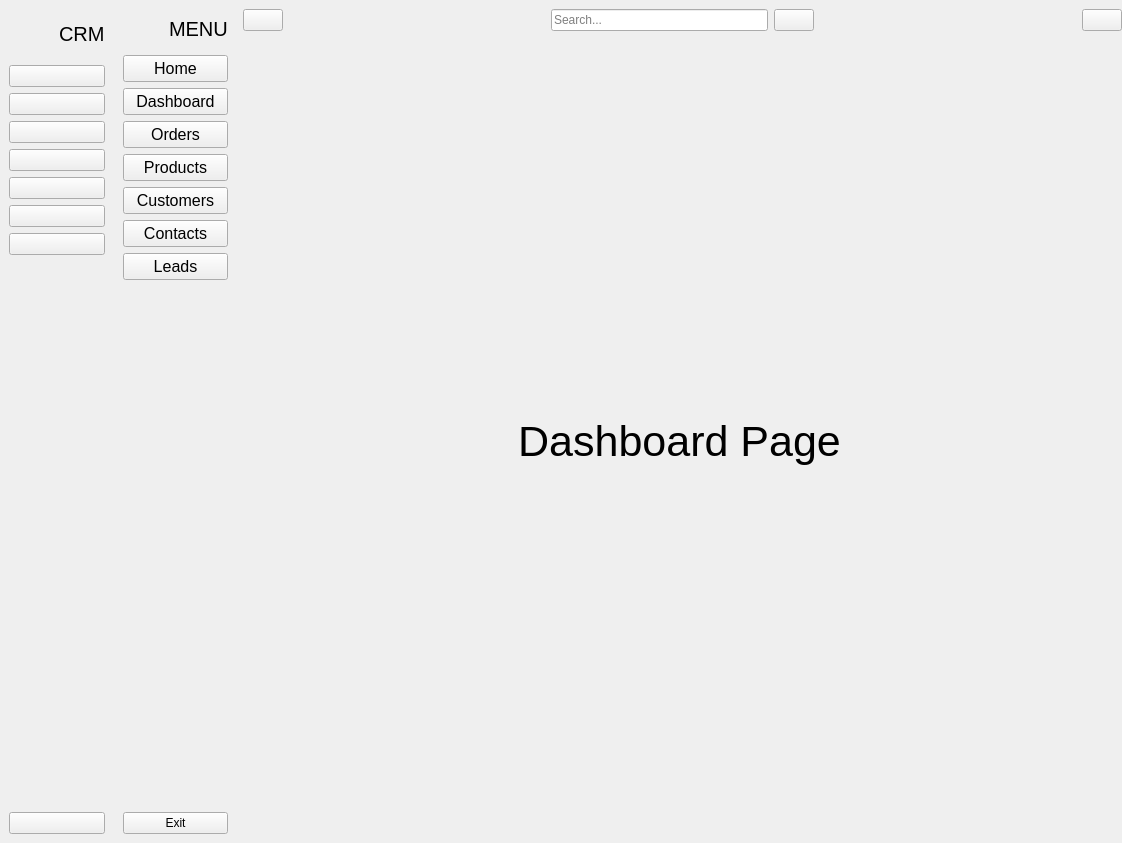
First picture: the form in src/MainWindow.ui, repository BROM100/CRM-APP, before the edit.
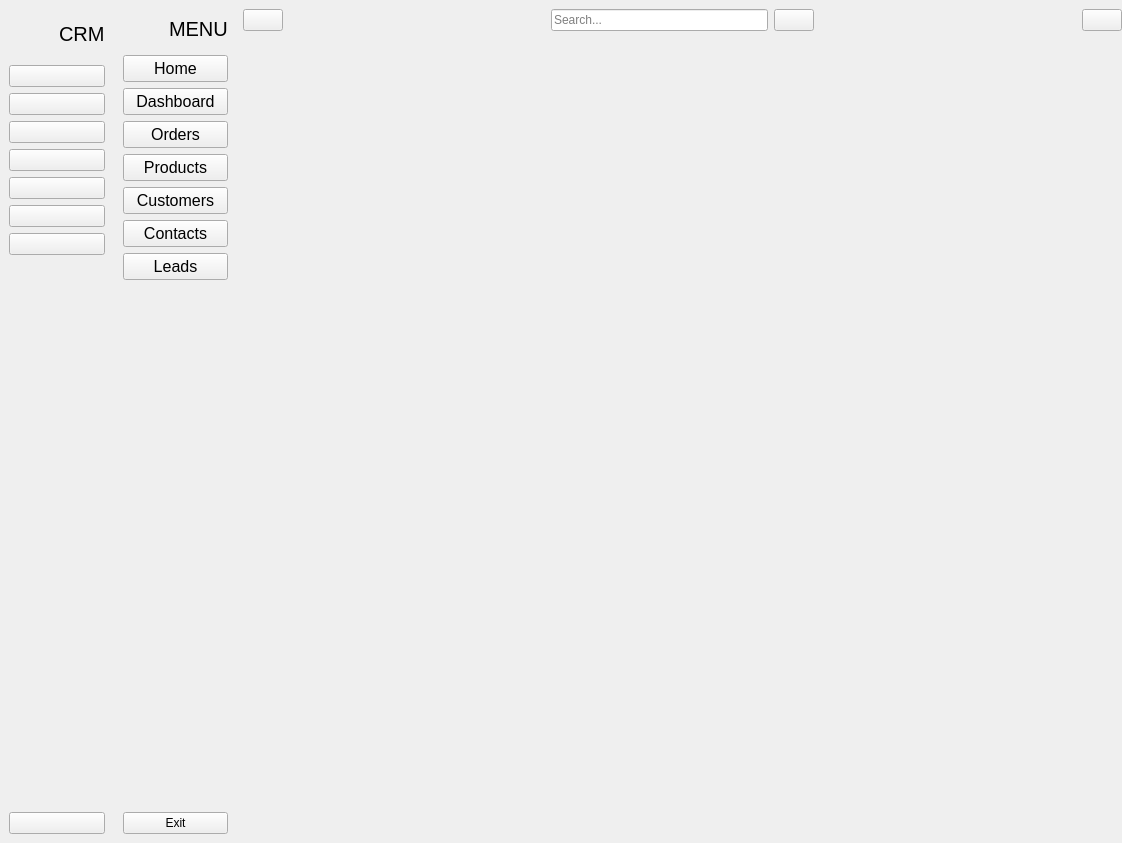
Second picture: the form after the edit. The open tabs and pages were chosen to show the change. Icons and pictures are not drawn.

Commit message: Changes in Ui, added first chart and backend logic

```diff
--- a/src/MainWindow.ui
+++ b/src/MainWindow.ui
@@ -329,25 +329,26 @@
          <widget class="QWidget" name="page_2">
           <layout class="QGridLayout" name="gridLayout_3">
            <item row="0" column="0">
-            <widget class="QLabel" name="label_8">
-             <property name="minimumSize">
-              <size>
-               <width>0</width>
-               <height>341</height>
-              </size>
-             </property>
-             <property name="font">
-              <font>
-               <pointsize>32</pointsize>
-              </font>
-             </property>
-             <property name="text">
-              <string>Dashboard Page</string>
-             </property>
-             <property name="alignment">
-              <set>Qt::AlignCenter</set>
-             </property>
-            </widget>
+            <layout class="QGridLayout" name="gridLayout_10">
+             <item row="0" column="0">
+              <widget class="QWidget" name="chart1_widget" native="true"/>
+             </item>
+             <item row="0" column="1">
+              <widget class="QWidget" name="chart2_widget" native="true"/>
+             </item>
+             <item row="0" column="2">
+              <widget class="QWidget" name="chart3_widget" native="true"/>
+             </item>
+             <item row="1" column="0">
+              <widget class="QWidget" name="chart4_widget" native="true"/>
+             </item>
+             <item row="1" column="1">
+              <widget class="QWidget" name="chart5_widget" native="true"/>
+             </item>
+             <item row="1" column="2">
+              <widget class="QWidget" name="chart6_widget" native="true"/>
+             </item>
+            </layout>
            </item>
           </layout>
          </widget>
```
Left out of the diff: 54 changed lines with no effect on the pictures. The commit also changes 7 other files.
